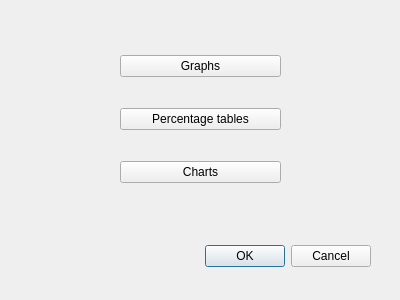
Before: the Qt Designer form untitled5/dialog.ui in Bot1noke/hseProjectQT-1, drawn with Qt 5.
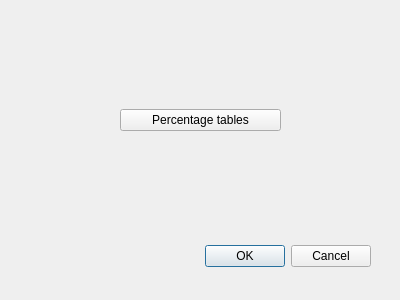
After: the same form once the commit is applied.

Commit message: Added documentation, maded by Dreamerxgod and changed by me, also delete some buttons, final dialog window

The edit to the form file:
```diff
--- a/untitled5/dialog.ui
+++ b/untitled5/dialog.ui
@@ -39,13 +39,6 @@
     </rect>
    </property>
    <layout class="QVBoxLayout" name="verticalLayout">
-    <item>
-     <widget class="QPushButton" name="pushButton">
-      <property name="text">
-       <string>Graphs</string>
-      </property>
-     </widget>
-    </item>
     <item>
      <widget class="QPushButton" name="pushButton_2">
       <property name="text">
@@ -53,13 +46,6 @@
       </property>
      </widget>
     </item>
-    <item>
-     <widget class="QPushButton" name="pushButton_3">
-      <property name="text">
-       <string>Charts</string>
-      </property>
-     </widget>
-    </item>
    </layout>
   </widget>
  </widget>
```
The commit also changes 2 other files.
